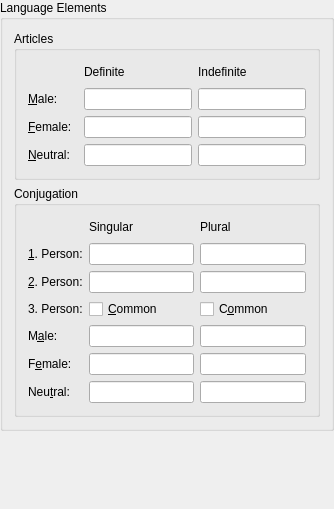
Before: the Qt Designer form src/docprop-dialogs/LangPropPageForm.ui in KDE/parley, drawn with Qt 5.
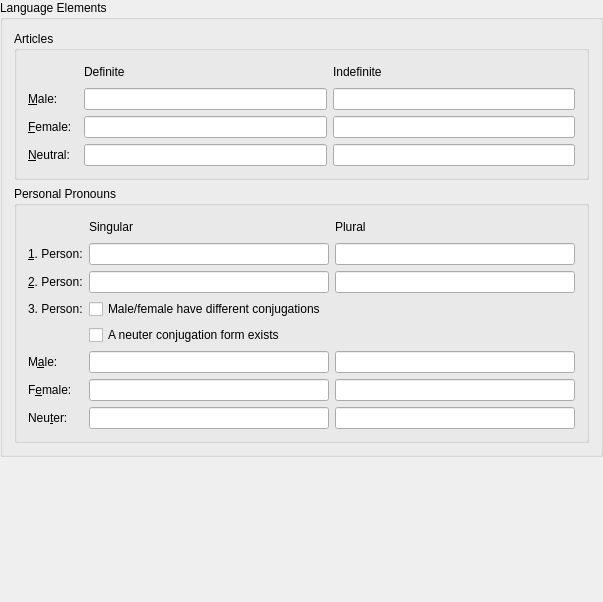
After: the same form once the commit is applied.

Commit message: Add a real personal pronoun class. It contains if male/female/neuter conjugations exist. Add methods to read/write personal ps. Rewrite conjugation to use enums. Redo the dialogs for entry conjugation and articles. Much simpler and nicer now. Conjugation practice does not work yet. Make declination class compile, not used still. Don't pass the domDoc countless times in the kvtml-1 writer, it's a member now. Adapt readers/writers, the kvtml-1 writer needs care, it will not work correctly. Rewrite of the article class with enums. Port parley.

Diff of the .ui file:
```diff
--- a/src/docprop-dialogs/LangPropPageForm.ui
+++ b/src/docprop-dialogs/LangPropPageForm.ui
@@ -5,8 +5,8 @@
    <rect>
     <x>0</x>
     <y>0</y>
-    <width>334</width>
-    <height>509</height>
+    <width>603</width>
+    <height>602</height>
    </rect>
   </property>
   <property name="minimumSize" >
@@ -242,7 +242,7 @@
          </sizepolicy>
         </property>
         <property name="title" >
-         <string>Conjugation</string>
+         <string>Personal Pronouns</string>
         </property>
         <layout class="QGridLayout" >
          <property name="leftMargin" >
@@ -290,7 +290,7 @@
            </property>
           </widget>
          </item>
-         <item row="4" column="2" >
+         <item row="5" column="2" >
           <widget class="QLineEdit" name="thirdM_plural" >
            <property name="sizePolicy" >
             <sizepolicy vsizetype="Minimum" hsizetype="Expanding" >
@@ -300,7 +300,7 @@
            </property>
           </widget>
          </item>
-         <item row="6" column="2" >
+         <item row="7" column="2" >
           <widget class="QLineEdit" name="thirdN_plural" >
            <property name="sizePolicy" >
             <sizepolicy vsizetype="Minimum" hsizetype="Expanding" >
@@ -310,7 +310,7 @@
            </property>
           </widget>
          </item>
-         <item row="5" column="2" >
+         <item row="6" column="2" >
           <widget class="QLineEdit" name="thirdF_plural" >
            <property name="sizePolicy" >
             <sizepolicy vsizetype="Minimum" hsizetype="Expanding" >
@@ -320,20 +320,7 @@
            </property>
           </widget>
          </item>
-         <item row="3" column="2" >
-          <widget class="QCheckBox" name="thirdP_common" >
-           <property name="sizePolicy" >
-            <sizepolicy vsizetype="Fixed" hsizetype="Expanding" >
-             <horstretch>0</horstretch>
-             <verstretch>0</verstretch>
-            </sizepolicy>
-           </property>
-           <property name="text" >
-            <string>C&amp;ommon</string>
-           </property>
-          </widget>
-         </item>
-         <item row="4" column="0" >
+         <item row="5" column="0" >
           <widget class="QLabel" name="male_c_label" >
            <property name="text" >
             <string>M&amp;ale:</string>
@@ -343,7 +330,7 @@
            </property>
           </widget>
          </item>
-         <item row="5" column="0" >
+         <item row="6" column="0" >
           <widget class="QLabel" name="female_c_label" >
            <property name="text" >
             <string>F&amp;emale:</string>
@@ -353,10 +340,10 @@
            </property>
           </widget>
          </item>
-         <item row="6" column="0" >
+         <item row="7" column="0" >
           <widget class="QLabel" name="natural_c_label" >
            <property name="text" >
-            <string>Neu&amp;tral:</string>
+            <string>Neu&amp;ter:</string>
            </property>
            <property name="buddy" >
             <cstring>thirdN_singular</cstring>
@@ -370,8 +357,8 @@
            </property>
           </widget>
          </item>
-         <item row="3" column="1" >
-          <widget class="QCheckBox" name="thirdS_common" >
+         <item row="3" column="1" colspan="2" >
+          <widget class="QCheckBox" name="maleFemaleDifferCheckBox" >
            <property name="sizePolicy" >
             <sizepolicy vsizetype="Fixed" hsizetype="Expanding" >
              <horstretch>0</horstretch>
@@ -379,7 +366,7 @@
             </sizepolicy>
            </property>
            <property name="text" >
-            <string>&amp;Common</string>
+            <string>Male/female have different conjugations</string>
            </property>
           </widget>
          </item>
@@ -416,18 +403,8 @@
            </property>
           </widget>
          </item>
-         <item row="4" column="1" >
-          <widget class="QLineEdit" name="thirdM_singular" >
-           <property name="sizePolicy" >
-            <sizepolicy vsizetype="Minimum" hsizetype="Expanding" >
-             <horstretch>0</horstretch>
-             <verstretch>0</verstretch>
-            </sizepolicy>
-           </property>
-          </widget>
-         </item>
          <item row="5" column="1" >
-          <widget class="QLineEdit" name="thirdF_singular" >
+          <widget class="QLineEdit" name="thirdM_singular" >
            <property name="sizePolicy" >
             <sizepolicy vsizetype="Minimum" hsizetype="Expanding" >
              <horstretch>0</horstretch>
@@ -437,6 +414,16 @@
           </widget>
          </item>
          <item row="6" column="1" >
+          <widget class="QLineEdit" name="thirdF_singular" >
+           <property name="sizePolicy" >
+            <sizepolicy vsizetype="Minimum" hsizetype="Expanding" >
+             <horstretch>0</horstretch>
+             <verstretch>0</verstretch>
+            </sizepolicy>
+           </property>
+          </widget>
+         </item>
+         <item row="7" column="1" >
           <widget class="QLineEdit" name="thirdN_singular" >
            <property name="sizePolicy" >
             <sizepolicy vsizetype="Minimum" hsizetype="Expanding" >
@@ -476,6 +463,13 @@
            </property>
           </widget>
          </item>
+         <item row="4" column="1" colspan="2" >
+          <widget class="QCheckBox" name="neuterCheckBox" >
+           <property name="text" >
+            <string>A neuter conjugation form exists</string>
+           </property>
+          </widget>
+         </item>
         </layout>
        </widget>
       </item>
```
Left out of the diff: 5 changed lines with no effect on the pictures. The commit also changes 10 other files.
